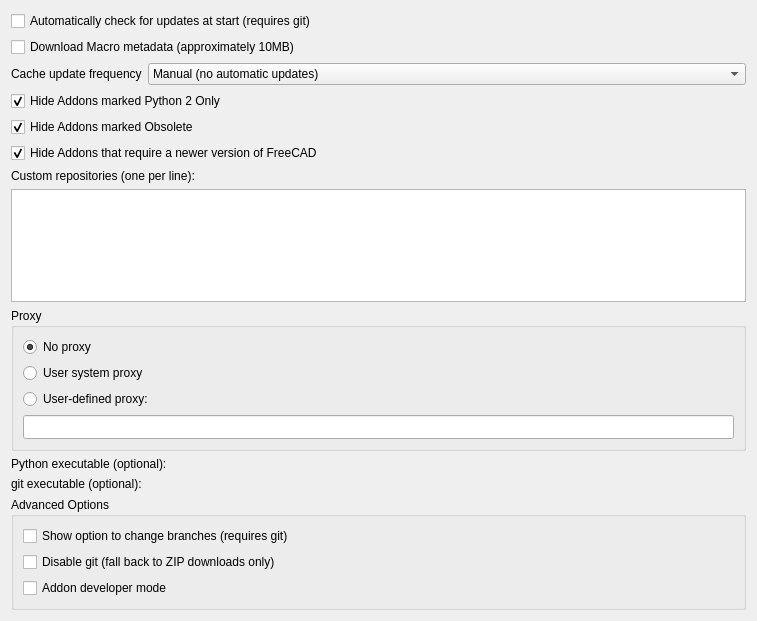
chennes/AddonManager, file AddonManagerOptions.ui: the form before one commit.
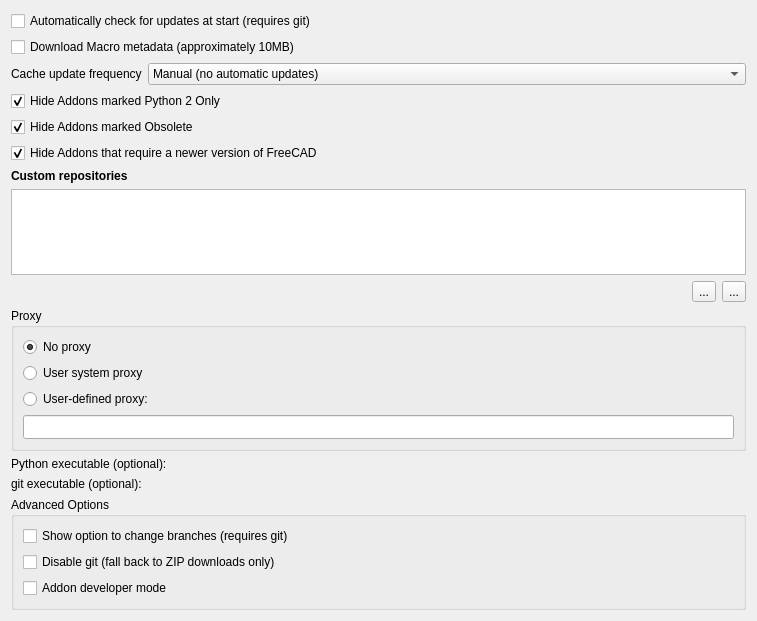
The form after the commit. Custom widgets are drawn as their Qt base class.

Commit message: Addon Manager: Switch custom repo prefs to a table

```diff
--- a/AddonManagerOptions.ui
+++ b/AddonManagerOptions.ui
@@ -140,24 +140,24 @@
    </item>
    <item>
     <widget class="QLabel" name="label">
+     <property name="font">
+      <font>
+       <weight>75</weight>
+       <bold>true</bold>
+      </font>
+     </property>
      <property name="text">
-      <string>Custom repositories (one per line):</string>
+      <string>Custom repositories</string>
      </property>
     </widget>
    </item>
    <item>
-    <widget class="Gui::PrefTextEdit" name="guipreftexteditcustomrepositories">
-     <property name="sizePolicy">
-      <sizepolicy hsizetype="Expanding" vsizetype="Preferred">
-       <horstretch>0</horstretch>
-       <verstretch>0</verstretch>
-      </sizepolicy>
+    <widget class="QTableView" name="customRepositoriesTableView">
+     <property name="alternatingRowColors">
+      <bool>true</bool>
      </property>
-     <property name="minimumSize">
-      <size>
-       <width>0</width>
-       <height>24</height>
-      </size>
+     <property name="selectionMode">
+      <enum>QAbstractItemView::SingleSelection</enum>
      </property>
      <property name="baseSize">
       <size>
@@ -165,10 +165,8 @@
        <height>48</height>
       </size>
      </property>
-     <property name="toolTip">
-      <string>You can use this window to specify additional addon repositories
-to be scanned for available addons. To include a specific branch, add it to the end
-of the line after a space (e.g. https://github.com/FreeCAD/FreeCAD master).</string>
+     <property name="sortingEnabled">
+      <bool>false</bool>
      </property>
      <property name="prefEntry" stdset="0">
       <cstring>CustomRepositories</cstring>
@@ -178,6 +176,37 @@
      </property>
     </widget>
    </item>
+   <item>
+    <layout class="QHBoxLayout" name="horizontalLayout_2">
+     <item>
+      <spacer name="horizontalSpacer">
+       <property name="orientation">
+        <enum>Qt::Horizontal</enum>
+       </property>
+       <property name="sizeHint" stdset="0">
+        <size>
+         <width>40</width>
+         <height>20</height>
+        </size>
+       </property>
+      </spacer>
+     </item>
+     <item>
+      <widget class="QToolButton" name="addCustomRepositoryButton">
+       <property name="text">
+        <string>...</string>
+       </property>
+      </widget>
+     </item>
+     <item>
+      <widget class="QToolButton" name="removeCustomRepositoryButton">
+       <property name="text">
+        <string>...</string>
+       </property>
+      </widget>
+     </item>
+    </layout>
+   </item>
    <item>
     <widget class="QGroupBox" name="groupBox">
      <property name="title">
@@ -399,11 +428,6 @@
    <extends>QComboBox</extends>
    <header>Gui/PrefWidgets.h</header>
   </customwidget>
-  <customwidget>
-   <class>Gui::PrefTextEdit</class>
-   <extends>QTextEdit</extends>
-   <header>Gui/PrefWidgets.h</header>
-  </customwidget>
   <customwidget>
    <class>Gui::PrefRadioButton</class>
    <extends>QRadioButton</extends>
```
Left out of the diff: 13 changed lines with no effect on the pictures. The commit also changes 3 other files.
